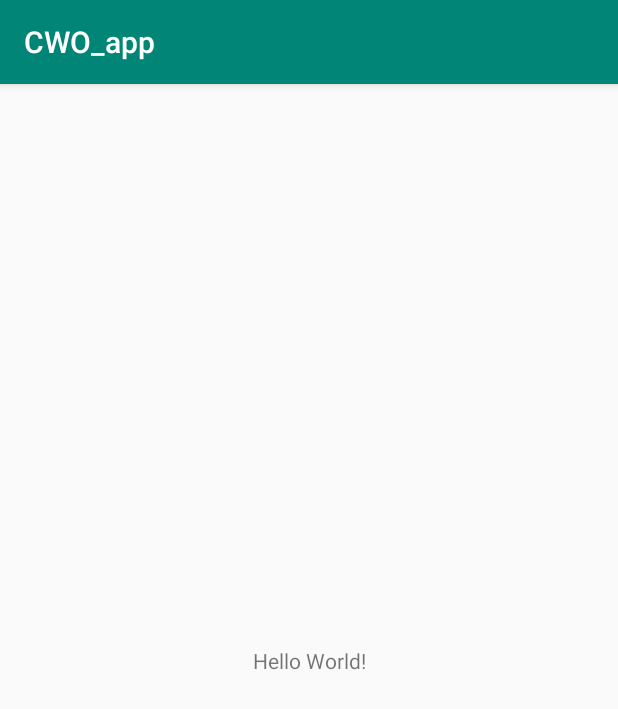
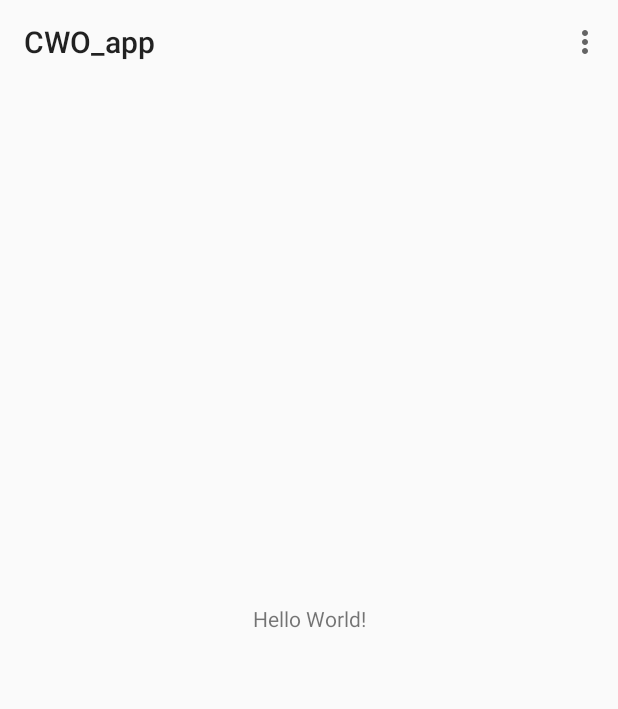
Before and after one commit to MissMormie/CWO-Training-App, an Android app: the MainActivity screen opened directly, with no data from a screen before it, on a phone screen of 412 x 824 dp. Shown: the top 709 px of the screen. Run offline under Robolectric (Android 15) with nearby library versions, the phone set to English and light mode, and no system bars; our stand-ins replace Firebase (no records; nobody signed in at launch, a user with empty details on screens opened directly).

Commit message:
Login, logout & register

```diff
--- a/app/build.gradle
+++ b/app/build.gradle
@@ -31,6 +31,8 @@ dependencies {
     testImplementation 'junit:junit:4.12'
     androidTestImplementation 'com.android.support.test:runner:1.0.2'
     androidTestImplementation 'com.android.support.test.espresso:espresso-core:3.0.2'
+
+    implementation fileTree(dir: 'libs', include: ['*.jar'])
 }
 
 apply plugin: 'com.google.gms.google-services'
--- a/app/src/main/java/nl/multimedia_engineer/cwo_app/BaseActivity.java
+++ b/app/src/main/java/nl/multimedia_engineer/cwo_app/BaseActivity.java
@@ -1,5 +1,6 @@
 package nl.multimedia_engineer.cwo_app;
 
+import android.content.Intent;
 import android.support.v7.app.AppCompatActivity;
 import android.os.Bundle;
 
@@ -28,7 +29,8 @@ public abstract class BaseActivity extends AppCompatActivity {
     public boolean showingLoginIfNotLoggedIn() {
         FirebaseUser currentUser = mAuth.getCurrentUser();
         if(currentUser != null && currentUser.isAnonymous()) {
-            // TODO send to login activity.
+            Intent intent = new Intent(this, LoginActivity.class);
+            startActivity(intent);
             return true;
         }
         return false;
--- a/app/src/main/java/nl/multimedia_engineer/cwo_app/MainActivity.java
+++ b/app/src/main/java/nl/multimedia_engineer/cwo_app/MainActivity.java
@@ -1,15 +1,13 @@
 package nl.multimedia_engineer.cwo_app;
 
-import android.support.v7.app.AppCompatActivity;
+import android.content.Intent;
 import android.os.Bundle;
-import android.widget.Button;
-import android.widget.TextView;
-
-import com.google.firebase.auth.FirebaseAuth;
-import com.google.firebase.auth.FirebaseUser;
+import android.support.v7.widget.Toolbar;
+import android.view.Menu;
+import android.view.MenuItem;
 
 public class MainActivity extends BaseActivity {
-
+    private Toolbar mTopToolbar;
 
 
 
@@ -17,11 +15,43 @@ public class MainActivity extends BaseActivity {
     protected void onCreate(Bundle savedInstanceState) {
         super.onCreate(savedInstanceState);
         setContentView(R.layout.activity_main);
+
+        mTopToolbar = (Toolbar) findViewById(R.id.my_toolbar);
+        setSupportActionBar(mTopToolbar);
+
         initializeFireBaseAuth();
-
-
     }
 
 
+    @Override
+    public boolean onCreateOptionsMenu(Menu menu) {
+        // Inflate the menu; this adds items to the action bar if it is present.
+        getMenuInflater().inflate(R.menu.main_menu, menu);
+        return true;
+    }
+
+
+    @Override
+    public boolean onOptionsItemSelected(MenuItem item) {
+        switch (item.getItemId()) {
+            case R.id.action_settings:
+                // todo
+                return true;
+
+            case R.id.action_logout:
+                mAuth.signOut();
+                Intent intent = new Intent(this, LoginActivity.class);
+                startActivity(intent);
+
+                return true;
+
+            default:
+                // If we got here, the user's action was not recognized.
+                // Invoke the superclass to handle it.
+                return super.onOptionsItemSelected(item);
+
+        }
+    }
+
 
 }
--- a/app/src/main/res/layout/activity_main.xml
+++ b/app/src/main/res/layout/activity_main.xml
@@ -5,7 +5,13 @@
     android:layout_width="match_parent"
     android:layout_height="match_parent"
     tools:context=".MainActivity">
-
+    <android.support.v7.widget.Toolbar
+        android:id="@+id/my_toolbar"
+        android:layout_width="match_parent"
+        android:layout_height="?attr/actionBarSize"
+        style="@style/AppTheme.NoActionBar"
+        android:elevation="4dp"
+        />
     <TextView
         android:layout_width="wrap_content"
         android:layout_height="wrap_content"
--- /dev/null
+++ b/app/src/main/res/menu/main_menu.xml
@@ -0,0 +1,10 @@
+<?xml version="1.0" encoding="utf-8"?>
+<menu xmlns:android="http://schemas.android.com/apk/res/android"
+    xmlns:app="http://schemas.android.com/apk/res-auto">
+    <item android:id="@+id/action_logout"
+        android:title="@string/action_logout"
+        app:showAsAction="never"/>
+    <item android:id="@+id/action_settings"
+        android:title="@string/action_settings"
+        app:showAsAction="never"/>
+</menu>
--- a/app/src/main/res/values/colors.xml
+++ b/app/src/main/res/values/colors.xml
@@ -1,6 +1,17 @@
 <?xml version="1.0" encoding="utf-8"?>
 <resources>
-    <color name="colorPrimary">#008577</color>
-    <color name="colorPrimaryDark">#00574B</color>
-    <color name="colorAccent">#D81B60</color>
+    <color name="colorPrimary">#03a9f4</color>
+    <color name="colorPrimaryDark">#007ac1</color>
+    <color name="colorAccent">#67daff</color>
+    <color name="colorSecondaryPrimary">#5e35b1</color>
+    <color name="colorSecondaryPrimaryDark">#9162e4</color>
+    <color name="colorSecondaryAccent">#280680</color>
+    <color name="colorBackground">#eeeeee</color>
+    <color name="colorPrimaryFont">#000000</color>
+    <color name="colorPrimaryDarkFont">#ffffff</color>
+    <color name="colorAccentFont">#000000</color>
+    <color name="colorSecondaryPrimaryFont">#ffffff</color>
+    <color name="colorSecondaryPrimaryDarkFont">#ffffff</color>
+    <color name="colorSecondaryAccentFont">#000000</color>
+
 </resources>
--- a/app/src/main/res/values/strings.xml
+++ b/app/src/main/res/values/strings.xml
@@ -8,4 +8,8 @@
     <string name="text_register">Klik hier om een nieuw account te registreren.</string>
     <string name="text_login">Klik hier om met een bestaand account in te loggen.</string>
     <string name="text_fields_filled_wrong">Vul alle velden juist in om door te gaan.</string>
+
+    <!-- Menu items -->
+    <string name="action_logout">Uitloggen</string>
+    <string name="action_settings">Settings</string>
 </resources>
--- a/app/src/main/res/values/styles.xml
+++ b/app/src/main/res/values/styles.xml
@@ -8,4 +8,8 @@
         <item name="colorAccent">@color/colorAccent</item>
     </style>
 
+    <style name="AppTheme.NoActionBar" parent="AppTheme">
+        <item name="windowActionBar">false</item>
+        <item name="windowNoTitle">true</item>
+    </style>
 </resources>
```
Also changed, not shown: app/src/main/AndroidManifest.xml (+5 -3 lines), app/src/main/java/nl/multimedia_engineer/cwo_app/LoginActivity.java (+75 -23 lines), app/src/main/java/nl/multimedia_engineer/cwo_app/util/ValidationUtil.java (added, +14 -0 lines), app/src/main/res/layout/activity_login.xml (+15 -0 lines).
